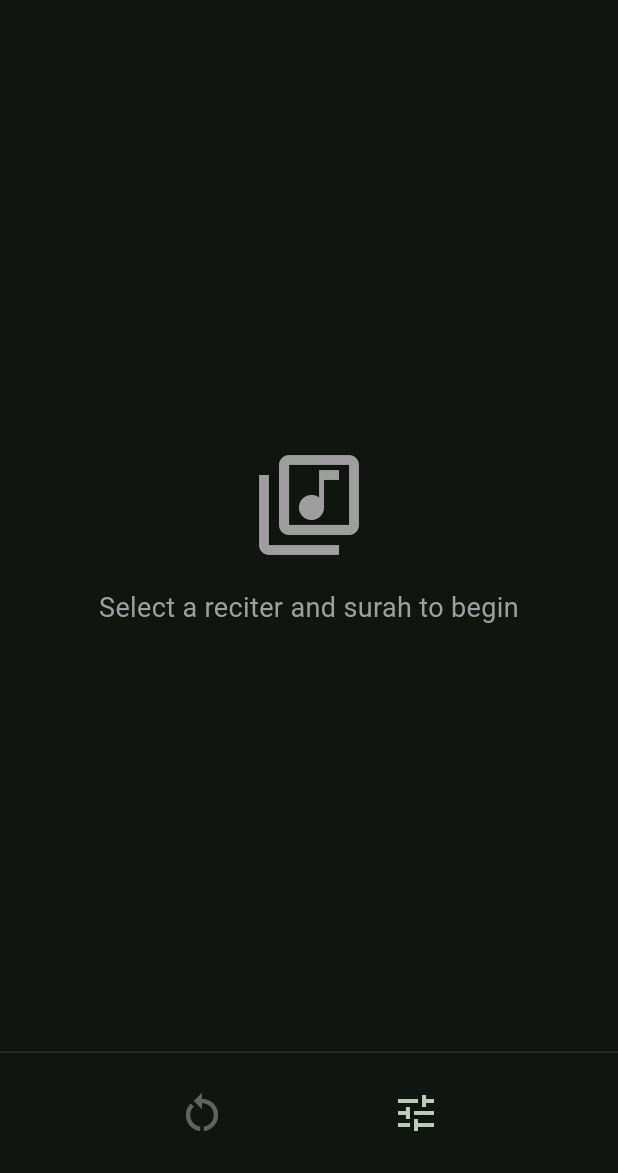
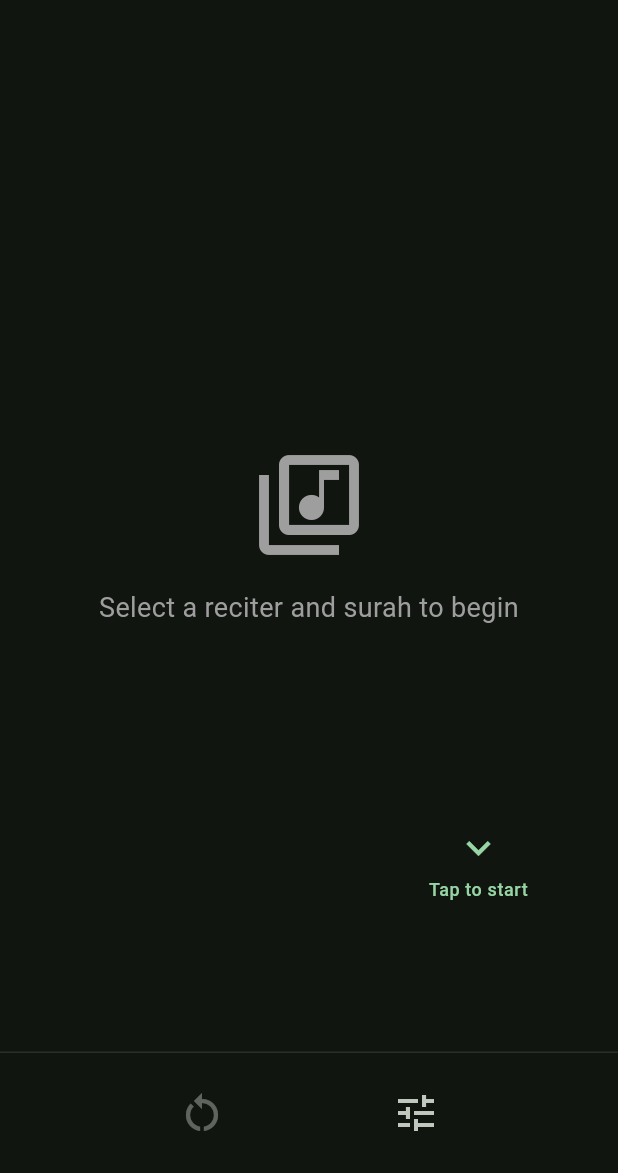
Before and after one commit to ZadeE1/Marhooma-Quran, a Flutter app: the screen it shows after launch, on a phone screen of 412 x 824 dp, the part 63-1236 px from its top. Run offline on Flutter 3.47's test engine with Material 3 defaults, Android fonts, the phone set to English and light mode, and no system bars; our stand-ins replace auto_size_text, google_fonts, just_audio, just_audio_background, wakelock_plus; missing offline and left inert: audio_session, quran; Roboto replaces fonts that are missing (Amiri); statements that could not run were skipped.

Commit message:
feat(ui): add settings button tooltip and display arrow prompt when no content is selected in SpecialDisplayScreen

```diff
--- a/quran_app/lib/ui/screens/special_display_screen.dart
+++ b/quran_app/lib/ui/screens/special_display_screen.dart
@@ -597,6 +597,36 @@ class _SpecialDisplayScreenState extends State<SpecialDisplayScreen> with Ticker
                 ),
               ),
             ),
+
+          // Arrow pointing to settings button - only show when no content is selected
+          if (_currentDisplayAyah == null && _selectedSurah == null)
+            Positioned(
+              bottom: 100,
+              right: 60,
+              child: SlideTransition(
+                position: _bottomNavSlideAnimation,
+                child: Container(
+                  child: Column(
+                    mainAxisSize: MainAxisSize.min,
+                    children: [
+                      Icon(
+                        Icons.keyboard_arrow_down,
+                        size: 32,
+                        color: Theme.of(context).colorScheme.primary,
+                      ),
+                      const SizedBox(height: 4),
+                      Text(
+                        'Tap to start',
+                        style: Theme.of(context).textTheme.bodySmall?.copyWith(
+                          color: Theme.of(context).colorScheme.primary,
+                          fontWeight: FontWeight.w500,
+                        ),
+                      ),
+                    ],
+                  ),
+                ),
+              ),
+            ),
         ],
       ),
       // Bottom navigation - always present, animation state controls visibility
@@ -635,7 +665,7 @@ class _SpecialDisplayScreenState extends State<SpecialDisplayScreen> with Ticker
                     },
                   ),
                 // Settings button - always available
-                IconButton(icon: const Icon(Icons.tune), iconSize: 32, onPressed: _showSettingsModal),
+                IconButton(icon: const Icon(Icons.tune), iconSize: 32, onPressed: _showSettingsModal, tooltip: 'Settings'),
               ],
             ),
           ),
```
